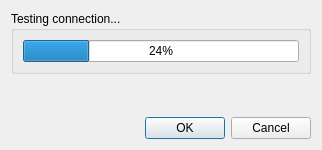
Before: the Qt Designer form traytool/src/connection_testing_dialog.ui in networkoptix/nx_open, drawn with Qt 5.
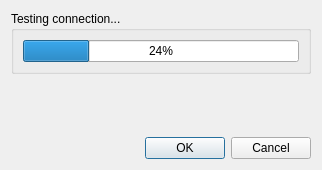
After: the same form once the commit is applied.

```diff
--- a/traytool/src/connection_testing_dialog.ui
+++ b/traytool/src/connection_testing_dialog.ui
@@ -7,7 +7,7 @@
     <x>0</x>
     <y>0</y>
     <width>328</width>
-    <height>185</height>
+    <height>181</height>
    </rect>
   </property>
   <property name="sizePolicy">
@@ -60,6 +60,16 @@
      </property>
     </widget>
    </item>
+   <item>
+    <widget class="QLabel" name="descriptionLabel">
+     <property name="text">
+      <string/>
+     </property>
+     <property name="margin">
+      <number>6</number>
+     </property>
+    </widget>
+   </item>
    <item>
     <widget class="QDialogButtonBox" name="buttonBox">
      <property name="orientation">
```
Left out of the diff: 35 changed lines with no effect on the pictures.
